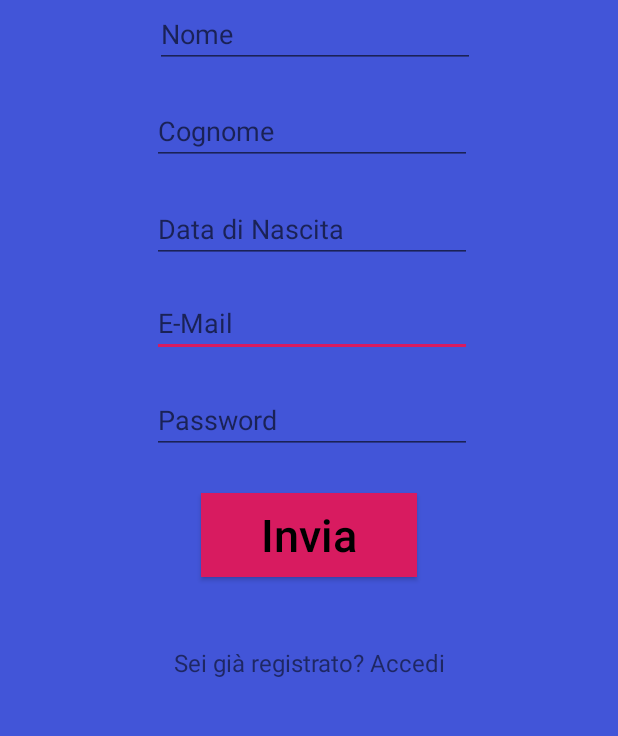
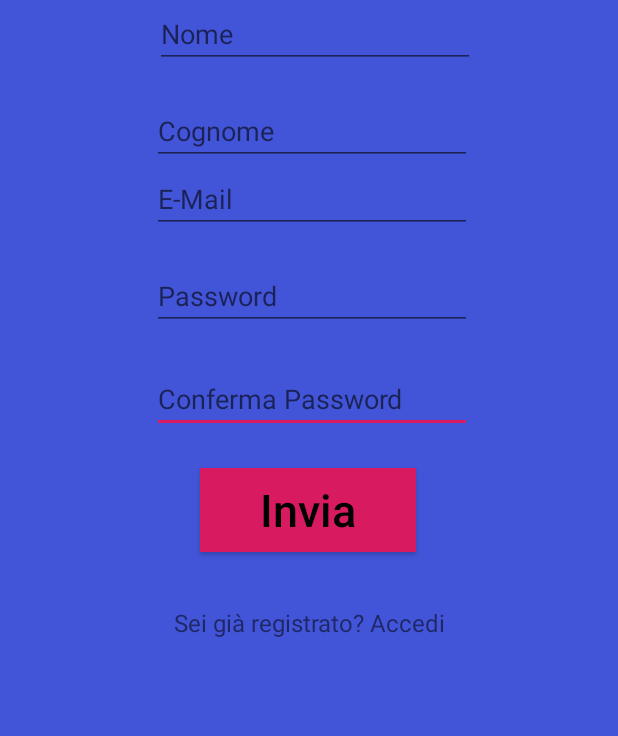
Before and after one commit to Mario-Volpe/Cicerone, an Android app: the RegistrationActivity screen opened directly, with no data from a screen before it, after a tap on "Invia", on a phone screen of 412 x 824 dp, the part 365-1101 px from its top. Run offline under Robolectric (Android 15) with nearby library versions, the phone set to English and light mode, and no system bars; 1 statement that could not run was skipped.

Commit message:
Vari refactor, aggiunta dei todo nelle activity login e registratione, e aggiunta conferma password nella reg.

```diff
--- a/app/src/main/java/com/example/cicerone/RegistrationActivity.java
+++ b/app/src/main/java/com/example/cicerone/RegistrationActivity.java
@@ -3,6 +3,7 @@ package com.example.cicerone;
 import android.app.ProgressDialog;
 import android.content.Intent;
 import android.os.Bundle;
+import android.provider.ContactsContract;
 import android.support.v7.app.AppCompatActivity;
 import android.util.Log;
 import android.view.View;
@@ -22,11 +23,12 @@ public class RegistrationActivity extends AppCompatActivity {
 
     DBhelper db;
 
-    private Utente u = new Utente();
+    private Utente nuovoUtente = new Utente();
 
     private  EditText nomeUtente;
     private  EditText cognomeUtente;
     private  EditText passwordUtente ;
+    private  EditText passwordUtente2 ;
     private  EditText emailUtente;
     private  EditText dataNascitaUtente;
     private  Button inviaDatiUtente;
@@ -34,15 +36,16 @@ public class RegistrationActivity extends AppCompatActivity {
 
     @Override
     public void onCreate(Bundle savedInstanceState) {
+
         super.onCreate(savedInstanceState);
         setContentView(R.layout.activity_registration);
-        //ButterKnife.bind(this);
+
 
         nomeUtente = ( EditText ) findViewById(R.id.nome);
         cognomeUtente = ( EditText ) findViewById(R.id.cognome);
         passwordUtente = ( EditText ) findViewById(R.id.password);
+        passwordUtente2 = ( EditText ) findViewById(R.id.password2);
         emailUtente = (EditText ) findViewById(R.id.email);
-        dataNascitaUtente = (EditText ) findViewById(R.id.dataNascita);
         inviaDatiUtente = (Button) findViewById(R.id.bottoneInvia);
         collegamentoLogin  = findViewById(R.id.link_login);
 
@@ -53,124 +56,29 @@ public class RegistrationActivity extends AppCompatActivity {
                String cognomeUtenteStr = cognomeUtente.getText().toString().trim();
                String emailUtenteStr = emailUtente.getText().toString().trim();
                String passwordUtenteStr = passwordUtente.getText().toString().trim();
+               String passwordUtende2Str = passwordUtente2.getText().toString().trim();
 
-               u.setNome(nomeUtenteStr);
-               u.setCognome(cognomeUtenteStr);
-               //u.setEmail( emailUtenteStr );
-               u.setPassword( passwordUtenteStr );
+               nuovoUtente.setNome(nomeUtenteStr);
+               nuovoUtente.setCognome(cognomeUtenteStr);
+               nuovoUtente.setEmail( emailUtenteStr);
+               nuovoUtente.setPassword( passwordUtenteStr );
 
-               long val = db.inserisciUtente( u );
-
-               if (val > 0) {
-                   Toast.makeText( RegistrationActivity.this, "Ti sei registrato", Toast.LENGTH_SHORT ).show();
-                   finish();
-                }
+               if (!passwordUtenteStr.equals(passwordUtende2Str))
+               {
+                   //Password e conferma non coincidono!
+                   Toast.makeText( RegistrationActivity.this, "Le password non coincidono!", Toast.LENGTH_SHORT).show();
+               }
+               else
+               {
+                   //Se le password coincidono, bisogna controllare che l'utente (email) è gia usato e nel caso scrivere l'utente nel db
+                   long val = db.inserisciUtente(nuovoUtente);
+                   if (val > 0)
+                       finish();
+               }
             }
         }
         );
 
     }
 
-    /*public void signup() throws ParseException {
-        Log.d(TAG, "Accedi");
-
-        DBhelper helper = new DBhelper( this );
-
-
-        if (!validate()) {
-            onSignupFailed();
-            return;
-        }else{
-            Utente u = new Utente();
-
-
-        }
-
-        inviaDatiUtente.setEnabled(false);
-
-        final ProgressDialog progressDialog = new ProgressDialog(RegistrationActivity.this, R.style.AppTheme);
-
-        progressDialog.setIndeterminate(true);
-        progressDialog.setMessage("Creating Account...");
-        progressDialog.show();
-
-        utente = new DBhelper( this );
-
-        String nome = nomeUtente.getText().toString();
-        String cognome = cognomeUtente.getText().toString();
-        String email = emailUtente.getText().toString();
-        String password = passwordUtente.getText().toString();
-        SimpleDateFormat sdf = new SimpleDateFormat("dd-MM-yyyy");
-        Date date = sdf.parse(dataNascitaUtente.getText().toString());
-        Calendar dataNascita = Calendar.getInstance();
-        dataNascita.setTime(date);
-
-
-        new android.os.Handler().postDelayed(
-                new Runnable() {
-                    public void run() {
-                        // On complete call either onSignupSuccess or onSignupFailed
-                        // depending on success
-                        onSignupSuccess();
-                        // onSignupFailed();
-                        progressDialog.dismiss();
-                    }
-                }, 3000);
-    }*/
-
-
-    public void onSignupSuccess() {
-        inviaDatiUtente.setEnabled(true);
-        setResult(RESULT_OK, null);
-        finish();
-    }
-
-    public void onSignupFailed() {
-        Toast.makeText(getBaseContext(), "Registrazione fallita", Toast.LENGTH_LONG).show();
-        inviaDatiUtente.setEnabled(true);
-    }
-
-    public boolean validate() throws ParseException {
-        boolean valid = true;
-
-        String nome = nomeUtente.getText().toString();
-        String cognome = cognomeUtente.getText().toString();
-        String email = emailUtente.getText().toString();
-        String password = passwordUtente.getText().toString();
-        SimpleDateFormat sdf = new SimpleDateFormat("dd-MM-yyyy");
-        Date date = sdf.parse(dataNascitaUtente.getText().toString());
-        Calendar dataNascita = Calendar.getInstance();
-        dataNascita.setTime(date);
-
-        if (nome.isEmpty() || nome.length() < 3) {
-            nomeUtente.setError("almeno 3 caratteri");
-            valid = false;
-        } else {
-            nomeUtente.setError(null);
-        }
-
-        if (cognome.isEmpty() || cognome.length() < 3) {
-            cognomeUtente.setError("almeno 3 caratteri");
-            valid = false;
-        } else {
-            cognomeUtente.setError(null);
-        }
-
-
-        if (email.isEmpty() || !android.util.Patterns.EMAIL_ADDRESS.matcher(email).matches()) {
-            emailUtente.setError("inserisci un indirizzo email valido");
-            valid = false;
-        } else {
-            emailUtente.setError(null);
-        }
-
-        if (password.isEmpty() || password.length() < 4 || password.length() > 10) {
-            passwordUtente.setError("between 4 and 10 alphanumeric characters");
-            valid = false;
-        } else {
-            passwordUtente.setError(null);
-        }
-
-        return valid;
-    }
 }
--- a/app/src/main/java/com/example/cicerone/data/model/DBhelper.java
+++ b/app/src/main/java/com/example/cicerone/data/model/DBhelper.java
@@ -32,6 +32,7 @@ public class DBhelper extends SQLiteOpenHelper {
 
     public DBhelper(Context context ) {
         super(context, DBNAME, null, 1);
+
         SQLiteDatabase db = this.getWritableDatabase();
     }
 
--- a/app/src/main/res/layout/activity_registration.xml
+++ b/app/src/main/res/layout/activity_registration.xml
@@ -7,12 +7,23 @@
     android:background="#4255D8"
     tools:context=".RegistrationActivity">
 
+    <EditText
+        android:id="@+id/password2"
+        android:layout_width="wrap_content"
+        android:layout_height="wrap_content"
+        android:layout_marginTop="88dp"
+        android:ems="10"
+        android:hint="Conferma Password"
+        android:inputType="textPassword"
+        app:layout_constraintStart_toStartOf="@+id/email"
+        app:layout_constraintTop_toBottomOf="@+id/email" />
+
     <Button
         android:id="@+id/bottoneInvia"
         style="@style/TextAppearance.AppCompat.Button"
         android:layout_width="144dp"
         android:layout_height="56dp"
-        android:layout_marginTop="26dp"
+        android:layout_marginTop="92dp"
         android:background="@color/colorAccent"
         android:text="Invia"
         android:textAllCaps="false"
@@ -21,6 +32,7 @@
         android:textSize="30sp"
         android:typeface="normal"
         app:layout_constraintEnd_toEndOf="parent"
+        app:layout_constraintHorizontal_bias="0.498"
         app:layout_constraintStart_toStartOf="parent"
         app:layout_constraintTop_toBottomOf="@+id/password" />
 
@@ -28,12 +40,13 @@
         android:id="@+id/email"
         android:layout_width="wrap_content"
         android:layout_height="wrap_content"
-        android:layout_marginTop="17dp"
         android:ems="10"
         android:hint="E-Mail"
         android:inputType="textEmailAddress"
-        app:layout_constraintStart_toStartOf="@+id/dataNascita"
-        app:layout_constraintTop_toBottomOf="@+id/dataNascita" />
+        tools:layout_editor_absoluteX="101dp"
+        tools:layout_editor_absoluteY="320dp"
+        app:layout_constraintStart_toStartOf="@+id/cognome"
+        app:layout_constraintTop_toBottomOf="@+id/cognome"/>
 
     <EditText
         android:id="@+id/password"
@@ -72,26 +85,16 @@
         app:layout_constraintStart_toStartOf="parent"
         app:layout_constraintTop_toTopOf="parent" />
 
-    <EditText
-        android:id="@+id/dataNascita"
-        android:layout_width="wrap_content"
-        android:layout_height="wrap_content"
-        android:layout_marginTop="20dp"
-        android:ems="10"
-        android:hint="Data di Nascita"
-        android:inputType="date"
-        app:layout_constraintStart_toStartOf="@+id/cognome"
-        app:layout_constraintTop_toBottomOf="@+id/cognome" />
-
     <TextView
         android:id="@+id/link_login"
         android:layout_width="0dp"
         android:layout_height="wrap_content"
-        android:layout_marginTop="46dp"
+        android:layout_marginTop="36dp"
         android:gravity="center"
         android:text="Sei già registrato? Accedi"
         android:textSize="16dip"
         app:layout_constraintEnd_toEndOf="parent"
+        app:layout_constraintHorizontal_bias="0.0"
         app:layout_constraintStart_toStartOf="parent"
         app:layout_constraintTop_toBottomOf="@+id/bottoneInvia" />
 
```
Also changed, not shown: app/src/main/java/com/example/cicerone/LoginActivity.java (+5 -4 lines), app/src/main/java/com/example/cicerone/Utente.java (+5 -6 lines), app/src/main/java/com/example/cicerone/data/LoginDataSource.java (deleted, +0 -29 lines), app/src/main/java/com/example/cicerone/data/LoginRepository.java (deleted, +0 -54 lines), app/src/main/java/com/example/cicerone/data/Result.java (deleted, +0 -48 lines), app/src/main/java/com/example/cicerone/data/model/LoggedInUser.java (deleted, +0 -23 lines).
